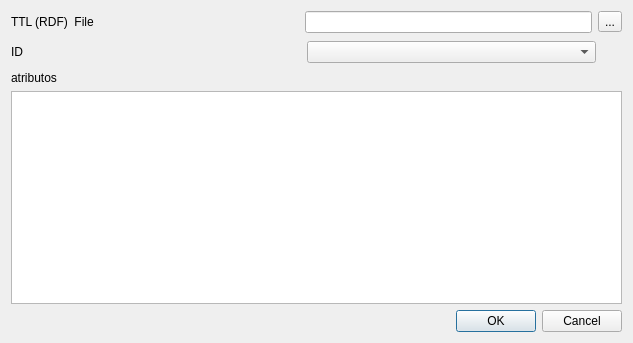
Qt form export_dbcells_dialog_base.ui (dbcells/export2dbcells) before a commit.
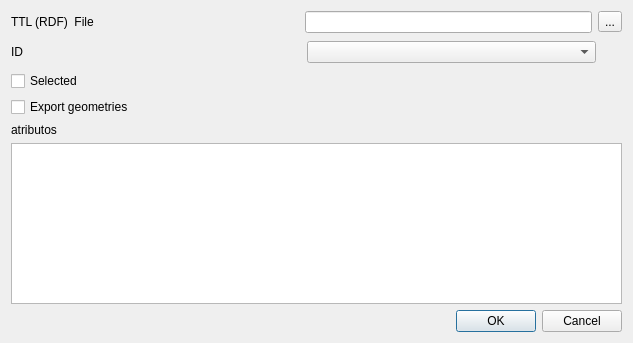
The same form after that commit.

Diff of the .ui file:
```diff
--- a/export_dbcells_dialog_base.ui
+++ b/export_dbcells_dialog_base.ui
@@ -107,6 +107,20 @@
      </item>
      <item>
       <layout class="QVBoxLayout" name="verticalLayout_2">
+       <item>
+        <widget class="QCheckBox" name="checkSelected">
+         <property name="text">
+          <string>Selected</string>
+         </property>
+        </widget>
+       </item>
+       <item>
+        <widget class="QCheckBox" name="checkGeometries">
+         <property name="text">
+          <string>Export geometries</string>
+         </property>
+        </widget>
+       </item>
        <item>
         <widget class="QLabel" name="atributos">
          <property name="text">
```
